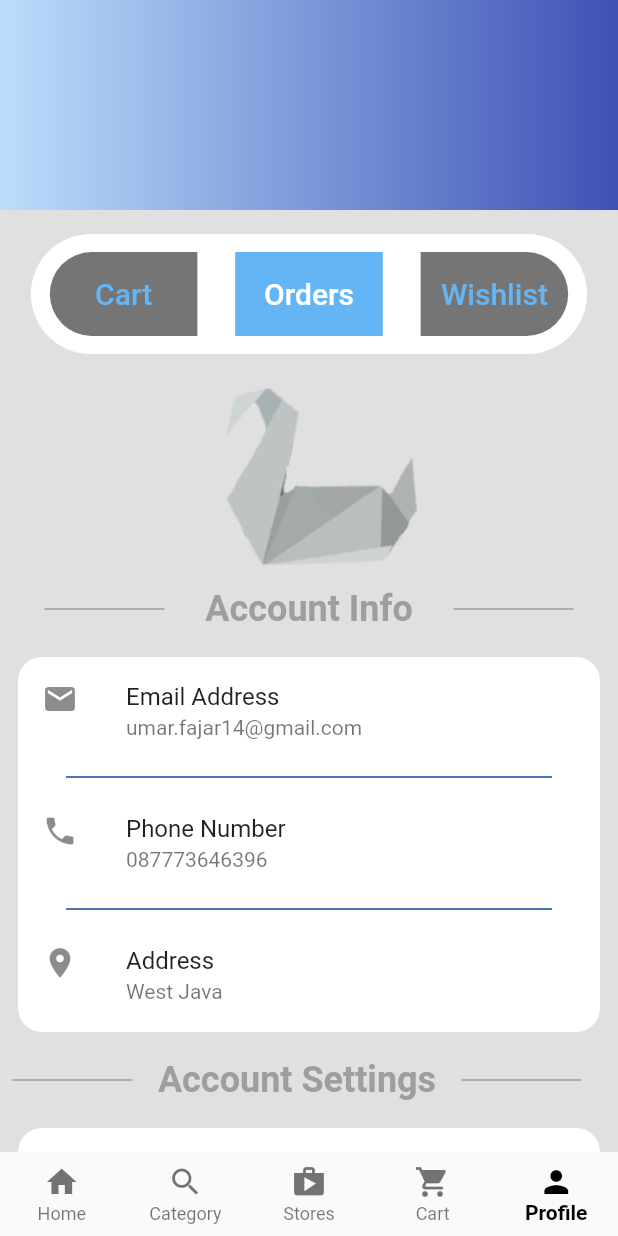
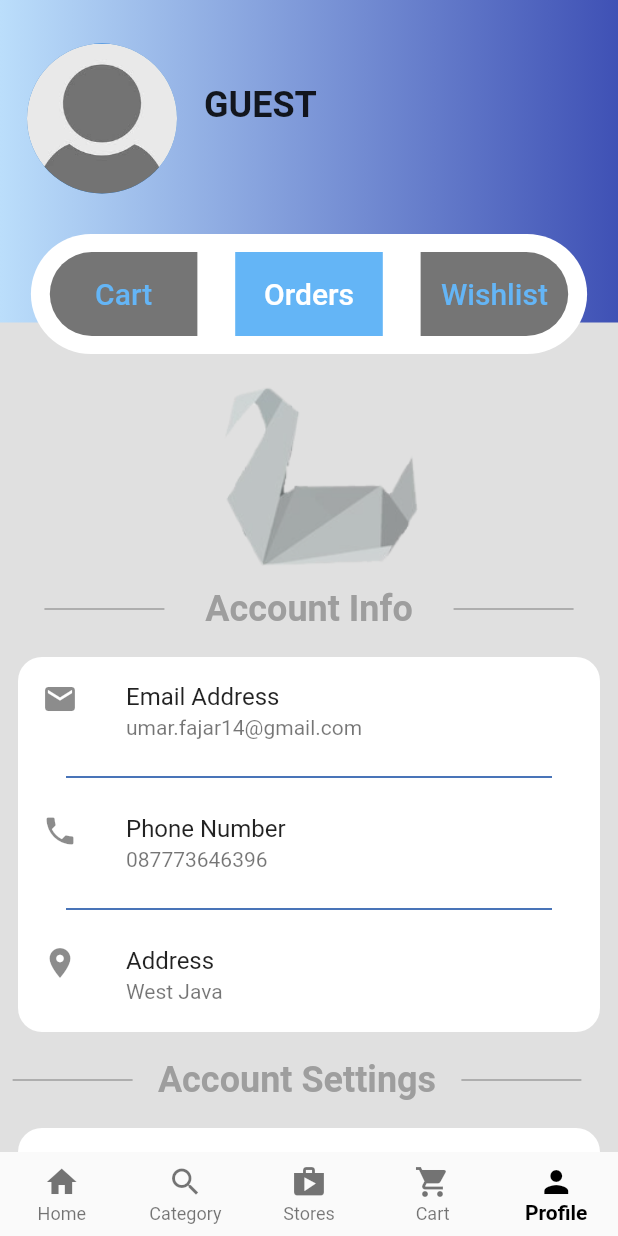
Before and after one commit to mumaralfajar/m-store-app, a Flutter app: the screen it shows after launch, item 5 of the bottom bar chosen, on a phone screen of 412 x 824 dp. Run offline on Flutter 3.47's test engine with Material 2 defaults, Android fonts, the phone set to English and light mode, and no system bars.

Commit message:
customer profile screen final

```diff
--- a/lib/main_screens/profile.dart
+++ b/lib/main_screens/profile.dart
@@ -14,9 +14,21 @@ class _ProfileScreenState extends State<ProfileScreen> {
   Widget build(BuildContext context) {
     return Scaffold(
       backgroundColor: Colors.grey.shade300,
-      body: CustomScrollView(
+      body: Stack(
+        children: [
+          Container(
+            height: 215,
+            decoration: BoxDecoration(
+              gradient: LinearGradient(colors: [
+                Colors.blue.shade100,
+                Colors.indigo,
+              ]),
+            ),
+          ),
+          CustomScrollView(
             slivers: [
               SliverAppBar(
+                pinned: true,
                 centerTitle: true,
                 elevation: 0,
                 backgroundColor: Colors.black87,
@@ -39,6 +51,26 @@ class _ProfileScreenState extends State<ProfileScreen> {
                             Colors.blue.shade100,
                             Colors.indigo,
                           ]),
+                        ),
+                        child: Row(
+                          children: [
+                            const Padding(
+                              padding: EdgeInsets.only(top: 18, left: 18),
+                              child: CircleAvatar(
+                                radius: 50,
+                                backgroundImage:
+                                    AssetImage('images/inapp/guest.jpg'),
+                              ),
+                            ),
+                            Padding(
+                              padding: const EdgeInsets.only(left: 18),
+                              child: Text(
+                                'guest'.toUpperCase(),
+                                style: const TextStyle(
+                                    fontSize: 24, fontWeight: FontWeight.w600),
+                              ),
+                            )
+                          ],
                         ),
                       ),
                     );
@@ -68,7 +100,8 @@ class _ProfileScreenState extends State<ProfileScreen> {
                               child: TextButton(
                                 child: SizedBox(
                                   height: 40,
-                              width: MediaQuery.of(context).size.width * 0.2,
+                                  width:
+                                      MediaQuery.of(context).size.width * 0.2,
                                   child: Center(
                                     child: Text(
                                       'Cart',
@@ -86,7 +119,8 @@ class _ProfileScreenState extends State<ProfileScreen> {
                               child: TextButton(
                                 child: SizedBox(
                                   height: 40,
-                              width: MediaQuery.of(context).size.width * 0.2,
+                                  width:
+                                      MediaQuery.of(context).size.width * 0.2,
                                   child: const Center(
                                     child: Text(
                                       'Orders',
@@ -107,7 +141,8 @@ class _ProfileScreenState extends State<ProfileScreen> {
                               child: TextButton(
                                 child: SizedBox(
                                   height: 40,
-                              width: MediaQuery.of(context).size.width * 0.2,
+                                  width:
+                                      MediaQuery.of(context).size.width * 0.2,
                                   child: Center(
                                     child: Text(
                                       'Wishlist',
@@ -123,9 +158,14 @@ class _ProfileScreenState extends State<ProfileScreen> {
                           ],
                         ),
                       ),
+                      Container(
+                        color: Colors.grey.shade300,
+                        child: Column(
+                          children: [
                             const SizedBox(
                               height: 150,
-                    child: Image(image: AssetImage('images/inapp/logo.jpg')),
+                              child: Image(
+                                  image: AssetImage('images/inapp/logo.jpg')),
                             ),
                             const Padding(
                               padding: EdgeInsets.only(left: 16),
@@ -164,7 +204,8 @@ class _ProfileScreenState extends State<ProfileScreen> {
                                 ),
                               ),
                             ),
-                  const ProfileHeaderLabel(headerLabel: 'Account Settings'),
+                            const ProfileHeaderLabel(
+                                headerLabel: 'Account Settings'),
                             Padding(
                               padding: const EdgeInsets.all(12.0),
                               child: Container(
@@ -200,7 +241,12 @@ class _ProfileScreenState extends State<ProfileScreen> {
                           ],
                         ),
                       ),
+                    ],
+                  ),
+                ),
               )
+            ],
+          ),
         ],
       ),
     );
```
Lines whose indentation alone changed are shown as unchanged.
